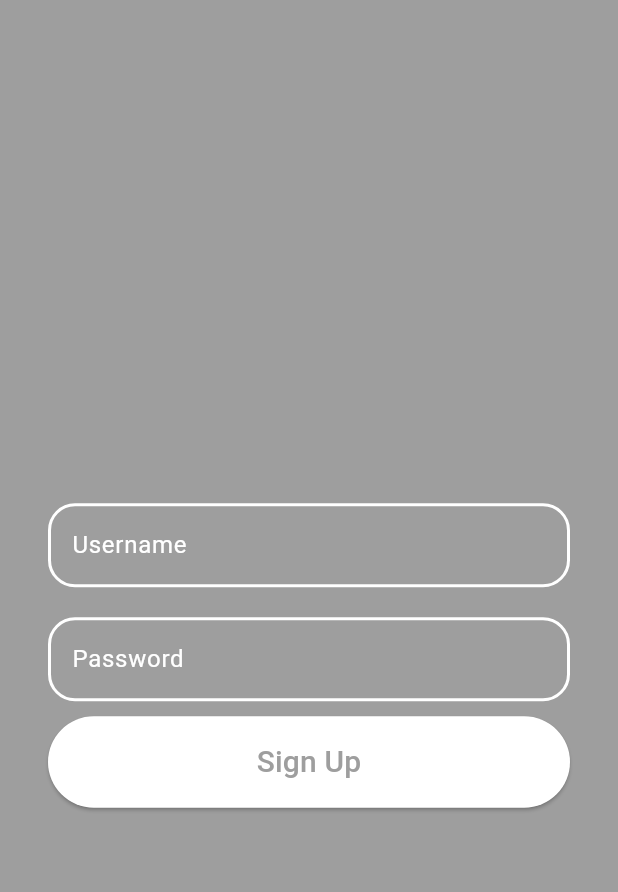
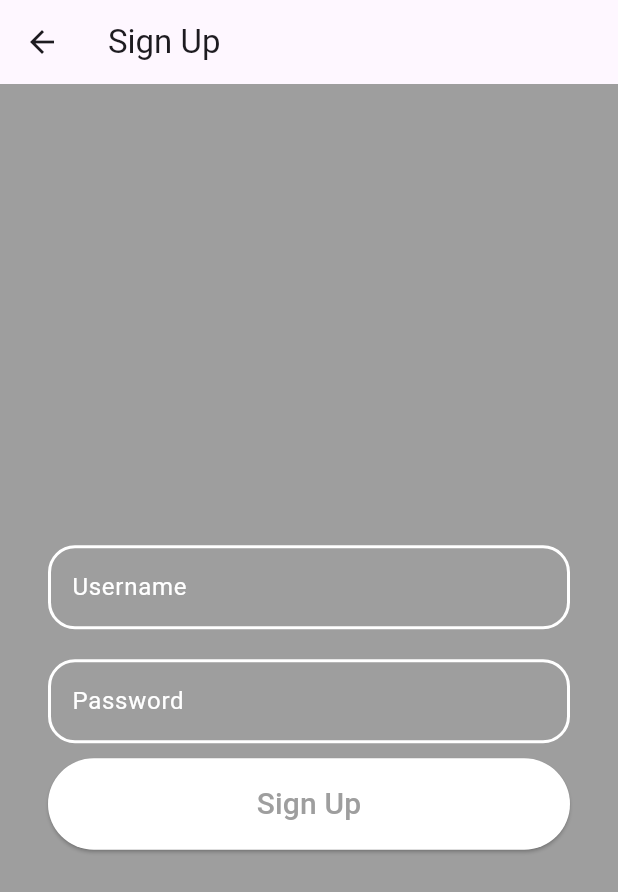
Before and after one commit to CSE396-Group10-2024/PAES-MOBILE-APPLICATION, a Flutter app: the SignUpPage screen opened directly, on a phone screen of 412 x 824 dp. Shown: the top 892 px of the screen. Run offline on Flutter 3.47's test engine with Material 3 defaults, Android fonts, the phone set to English and light mode, and no system bars; missing offline and left inert: mongo_dart.

Commit message:
signup page has back button now

```diff
--- a/lib/signup_page.dart
+++ b/lib/signup_page.dart
@@ -49,13 +49,24 @@ class _SignUpPageState extends State<SignUpPage> {
 
   @override
   Widget build(BuildContext context) {
-    return Container(
-      decoration: const BoxDecoration(
-        color: Colors.grey,
+    return Scaffold(
+      appBar: AppBar(
+        title: Text('Sign Up'),
+        leading: IconButton(
+          icon: Icon(Icons.arrow_back),
+          onPressed: () {
+            Navigator.pop(context);
+          },
+        ),
       ),
-      child: Scaffold(
-        backgroundColor: Colors.transparent,
-        body: _page(),
+      body: Container(
+        decoration: const BoxDecoration(
+          color: Colors.grey,
+        ),
+        child: Scaffold(
+          backgroundColor: Colors.transparent,
+          body: _page(),
+        ),
       ),
     );
   }
```
